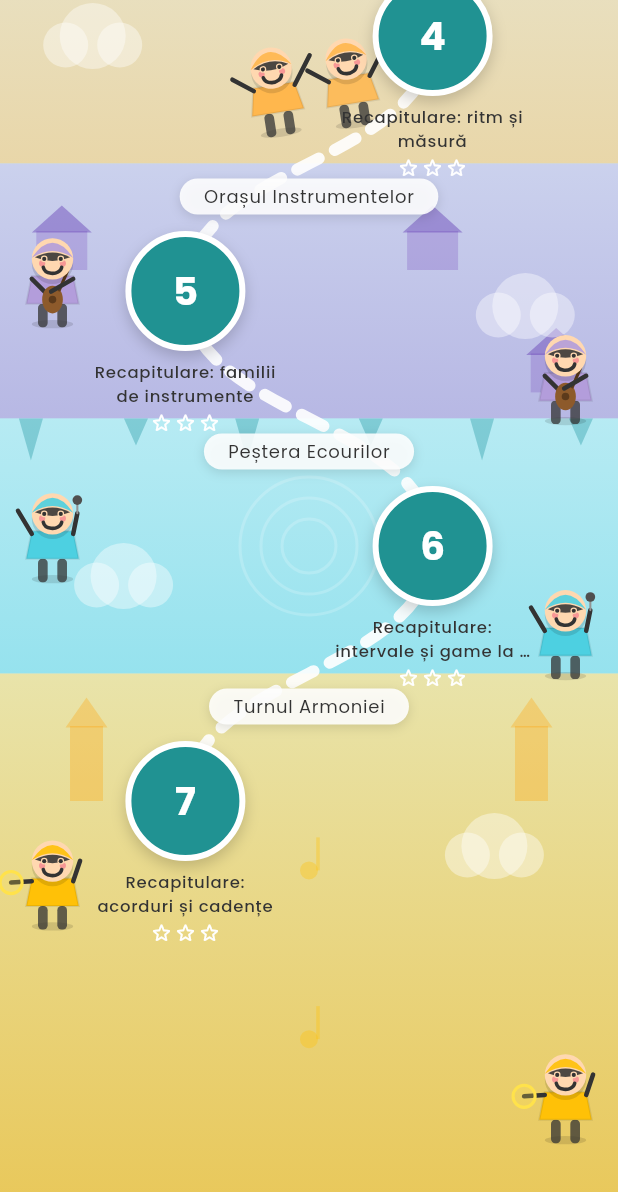
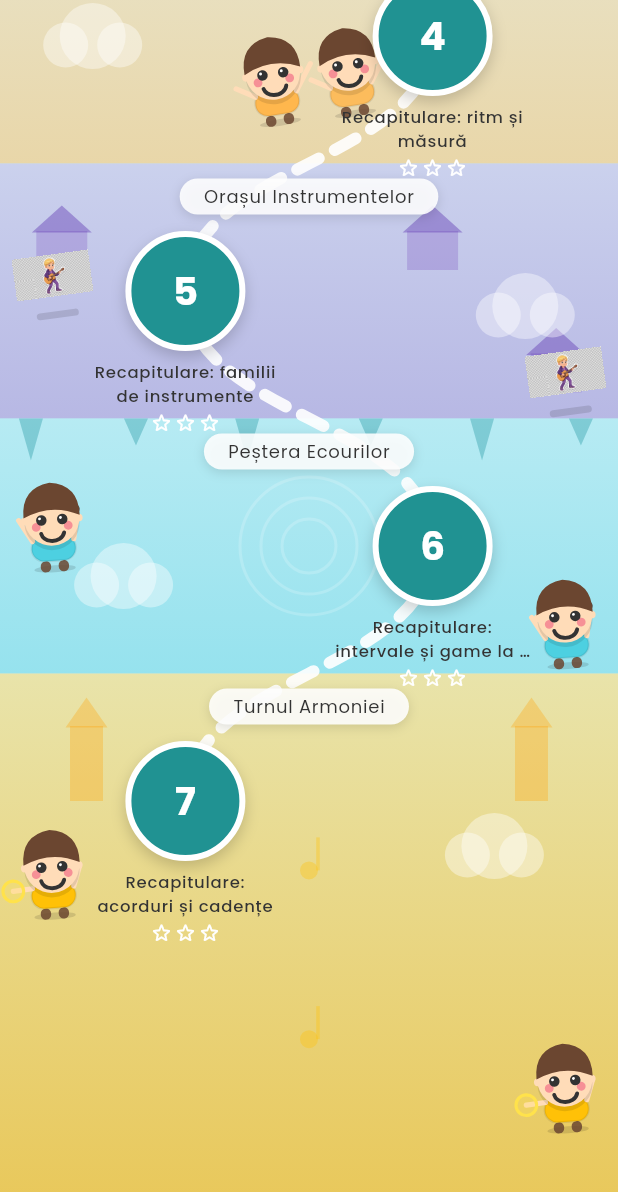
Before and after one commit to SmartEvo23/Portativ, a Flutter app: the TerrainMapView widget shown alone on an empty page, opened directly, scrolled down 576 dp, on a phone screen of 412 x 824 dp. Shown: the top 1192 px of the screen. Run offline on Flutter 3.47's test engine with Material 3 defaults, Android fonts, the light colour scheme and no system bars; our stand-ins replace cached_network_image, carousel_slider, cloud_firestore, connectivity_plus, firebase_auth, firebase_core and 16 more; missing offline and left inert: flutter_facebook_auth; accounts and stored records are empty; project files that could hold a hidden picture were left out.

Commit message:
Adaugă imagini reale de mascotă + fix animație

```diff
--- a/lib/common/widgets/music/mascot_widget.dart
+++ b/lib/common/widgets/music/mascot_widget.dart
@@ -8,16 +8,39 @@ import '../../../utils/constants/colors.dart';
 /// Tipuri de mascotă folosite pe hărțile de lecții:
 /// - [explorer]: personajul principal, care se plimbă pe hartă și duce steagul.
 /// - [musician]: mascotă-companion care ține un instrument și "cântă" în buclă, cu chef.
-/// - [dancer]: mascotă-companion mascată, care dansează (de obicei în pereche).
+/// - [dancer]: mascotă-companion care dansează (de obicei în pereche).
 enum MascotVariant { explorer, musician, dancer }
 
 /// Instrumentul ținut de o mascotă-muzician.
-enum MascotInstrument { tambourine, guitar, bell, microphone }
+enum MascotInstrument { tambourine, guitar, bell, microphone, violin }
 
-/// Un mic personaj-omuleț, prietenos și animat: cap, tors, brațe, picioare,
-/// ochi care clipesc, zâmbet larg. Poate purta o mască de bal mascat și poate
-/// ține/cânta la un instrument - folosit ca ghid (exploratorul) sau ca
-/// "locuitor" companion al fiecărui tărâm din hărțile de lecții.
+/// Pentru unele combinații variantă+instrument avem acum ilustrații reale
+/// (generate cu Adobe Firefly, cu fundal transparent) - le folosim în locul
+/// desenului CustomPainter, ori de câte ori sunt disponibile. Restul
+/// combinațiilor rămân desenate ca înainte, până generăm și acele personaje.
+///
+/// Fiecare personaj poate avea mai multe "cadre" (ipostaze) - de exemplu mâna
+/// sus / mâna jos la strună - pe care le alternăm ca un mic flipbook, ca să
+/// pară că mișcă efectiv instrumentul, nu doar că îl ține nemișcat. Momentan
+/// fiecare listă are un singur cadru (o singură imagine generată); quando
+/// adăugăm și cadrele 2/3 pentru fiecare personaj, animația de "cântat" va
+/// porni automat, fără alte modificări de cod.
+List<String> _mascotImageFrames(MascotVariant variant, MascotInstrument instrument, bool carryingFlag) {
+  if (variant == MascotVariant.explorer && !carryingFlag) {
+    return const ['assets/images/mascots/mascot_explorer.png'];
+  }
+  if (variant == MascotVariant.musician && instrument == MascotInstrument.guitar) {
+    return const ['assets/images/mascots/mascot_guitar_boy.png'];
+  }
+  if (variant == MascotVariant.musician && instrument == MascotInstrument.violin) {
+    return const ['assets/images/mascots/mascot_violin_girl.png'];
+  }
+  return const [];
+}
+
+/// Un mic personaj de copil, cu proporții tip "chibi" (cap mare, corp mic),
+/// ochi mari care clipesc, zâmbet larg și mișcări diferite în funcție de ce
+/// face - cântă la un instrument, dansează, sau merge pe hartă cu un steag.
 class MascotWidget extends StatefulWidget {
   const MascotWidget({
     super.key,
@@ -25,23 +48,19 @@ class MascotWidget extends StatefulWidget {
     this.color = TColors.secondary,
     this.variant = MascotVariant.explorer,
     this.instrument = MascotInstrument.tambourine,
-    this.masked = false,
     this.celebrate = false,
     this.carryingFlag = false,
   });
 
   final double size;
 
-  /// Culoarea costumului/hainelor personajului.
+  /// Culoarea hainelor personajului.
   final Color color;
   final MascotVariant variant;
   final MascotInstrument instrument;
 
-  /// Poartă o mască de bal mascat (folosit pentru companionii tărâmurilor).
-  final bool masked;
-
-  /// Când comută pe `true`, mascota face un salt/rotire scurtă de sărbătoare
-  /// (folosit când se termină o lecție sau un tărâm întreg).
+  /// Când comută pe `true`, personajul face un salt/rotire scurtă de
+  /// sărbătoare (folosit când se termină o lecție sau un tărâm întreg).
   final bool celebrate;
 
   /// Exploratorul duce un steguleț în mână (cât timp merge spre nodul următor).
@@ -72,6 +91,18 @@ class _MascotWidgetState extends State<MascotWidget> with TickerProviderStateMix
   )..addStatusListener((status) {
       if (status == AnimationStatus.completed) _celebrateController.value = 0;
     });
+
+  /// Cadrele disponibile pentru personajul-imagine curent (poate fi o listă
+  /// goală, dacă acest variant+instrument nu are încă o ilustrație reală).
+  late final List<String> _frames =
+      _mascotImageFrames(widget.variant, widget.instrument, widget.carryingFlag);
+
+  /// Avansează prin cadre în buclă, ca un mic flipbook - vizibil doar când
+  /// există mai mult de un cadru pentru personajul curent.
+  late final AnimationController _frameController = AnimationController(
+    vsync: this,
+    duration: Duration(milliseconds: 260 * math.max(_frames.length, 1)),
+  )..repeat();
 
   Timer? _blinkTimer;
 
@@ -108,35 +139,76 @@ class _MascotWidgetState extends State<MascotWidget> with TickerProviderStateMix
     _bobController.dispose();
     _blinkController.dispose();
     _celebrateController.dispose();
+    _frameController.dispose();
     super.dispose();
   }
 
   @override
   Widget build(BuildContext context) {
     final isDancer = widget.variant == MascotVariant.dancer;
+    final isMusician = widget.variant == MascotVariant.musician;
+    final hasImage = _frames.isNotEmpty;
     return AnimatedBuilder(
-      animation: Listenable.merge([_bobController, _celebrateController]),
+      animation: Listenable.merge([_bobController, _celebrateController, _frameController]),
       builder: (context, child) {
         final t = _bobController.value;
         final bob = isDancer ? math.sin(t * math.pi) * 6 : -t * 5;
-        final sway = isDancer ? math.sin(t * 2 * math.pi) * 0.16 : 0.0;
+        // Un leagăn de "dans" - mai amplu la dansatori și la personajele-
+        // imagine care cântă (ca să se observe clar mișcarea, nu doar un
+        // tremur discret), moderat la muzicienii desenați, inexistent la
+        // explorator.
+        final sway = isDancer
+            ? math.sin(t * 2 * math.pi) * 0.16
+            : isMusician
+                ? math.sin(t * 2 * math.pi) * (hasImage ? 0.14 : 0.07)
+                : 0.0;
         final spin = widget.celebrate ? _celebrateController.value * 2 * math.pi : 0.0;
         final bump = math.sin(_celebrateController.value * math.pi) * 0.22;
+        // Puls mai vizibil, continuu, pentru personajele-imagine care cântă,
+        // ca să pară că prind viață și "cântă la instrument" cât timp sunt
+        // vizibile pe ecran, nu doar că îl țin nemișcat în mână.
+        final playPulse = hasImage && isMusician ? 1 + math.sin(t * 2 * math.pi).abs() * 0.12 : 1.0;
         return Transform.translate(
           offset: Offset(0, bob),
           child: Transform.rotate(
             angle: sway + spin,
-            child: Transform.scale(scale: 1 + bump, child: child),
+            child: Transform.scale(scale: (1 + bump) * playPulse, child: child),
           ),
         );
       },
-      child: CustomPaint(
-        size: Size(widget.size, widget.size * 1.35),
+      child: hasImage
+          ? Builder(builder: (context) {
+              final frameIndex =
+                  (_frameController.value * _frames.length).floor().clamp(0, _frames.length - 1);
+              return SizedBox(
+                width: widget.size,
+                height: widget.size * 1.2,
+                child: Stack(
+                  alignment: Alignment.bottomCenter,
+                  clipBehavior: Clip.none,
+                  children: [
+                    Positioned(
+                      bottom: 2,
+                      child: Container(
+                        width: widget.size * 0.55,
+                        height: widget.size * 0.09,
+                        decoration: BoxDecoration(
+                          color: Colors.black.withOpacity(0.12),
+                          borderRadius: BorderRadius.circular(100),
+                        ),
+                      ),
+                    ),
+                    Positioned.fill(child: Image.asset(_frames[frameIndex], fit: BoxFit.contain)),
+                  ],
+                ),
+              );
+            })
+          : CustomPaint(
+              size: Size(widget.size, widget.size * 1.2),
               painter: _MascotPainter(
                 color: widget.color,
                 variant: widget.variant,
                 instrument: widget.instrument,
-          masked: widget.masked,
                 blink: _blinkController,
                 armPhase: _bobController,
                 carryingFlag: widget.carryingFlag,
@@ -151,7 +223,6 @@ class _MascotPainter extends CustomPainter {
     required this.color,
     required this.variant,
     required this.instrument,
-    required this.masked,
     required this.blink,
     required this.armPhase,
     required this.carryingFlag,
@@ -160,128 +231,122 @@ class _MascotPainter extends CustomPainter {
   final Color color;
   final MascotVariant variant;
   final MascotInstrument instrument;
-  final bool masked;
   final Animation<double> blink;
   final Animation<double> armPhase;
   final bool carryingFlag;
 
-  static const _skin = Color(0xFFFFD8B0);
+  static const _skin = Color(0xFFFFDCB8);
+  static const _hair = Color(0xFF6B4630);
 
   @override
   void paint(Canvas canvas, Size size) {
     final unit = size.width;
     final swing = math.sin(armPhase.value * 2 * math.pi);
 
-    final headR = unit * 0.30;
-    final headCenter = Offset(unit / 2, headR + unit * 0.06);
-    final legLength = unit * 0.34;
-    final torsoTop = headCenter.dy + headR - unit * 0.05;
+    // Proporții "chibi": cap mare, corp mic - ca la personajele de copii din
+    // jocurile educaționale.
+    final headR = unit * 0.40;
+    final headCenter = Offset(unit / 2, headR + unit * 0.02);
+    final legLength = unit * 0.16;
+    final torsoTop = headCenter.dy + headR - unit * 0.14;
     final torsoBottom = size.height - legLength;
 
     // --- umbră ---
     canvas.drawOval(
-      Rect.fromCenter(center: Offset(unit / 2, size.height - 2), width: unit * 0.6, height: unit * 0.12),
+      Rect.fromCenter(center: Offset(unit / 2, size.height - 2), width: unit * 0.6, height: unit * 0.10),
       Paint()..color = Colors.black.withOpacity(0.12),
     );
 
     // --- picioare ---
-    final legPaint = Paint()..color = TColors.textPrimary.withOpacity(0.75);
+    final legPaint = Paint()..color = _hair.withOpacity(0.85);
     for (final side in [-1, 1]) {
       final legRect = RRect.fromRectAndRadius(
         Rect.fromCenter(
-          center: Offset(unit / 2 + side * unit * 0.14, torsoBottom + legLength / 2),
-          width: unit * 0.14,
+          center: Offset(unit / 2 + side * unit * 0.13, torsoBottom + legLength / 2),
+          width: unit * 0.15,
           height: legLength,
         ),
-        Radius.circular(unit * 0.06),
+        Radius.circular(unit * 0.07),
       );
       canvas.drawRRect(legRect, legPaint);
     }
 
-    // --- tors (tunică) ---
-    final torsoPath = Path()
-      ..moveTo(unit / 2 - unit * 0.30, torsoTop)
-      ..lineTo(unit / 2 + unit * 0.30, torsoTop)
-      ..lineTo(unit / 2 + unit * 0.38, torsoBottom)
-      ..lineTo(unit / 2 - unit * 0.38, torsoBottom)
-      ..close();
-    canvas.drawPath(torsoPath, Paint()..color = color);
-    canvas.drawPath(
-      torsoPath,
+    // --- tors (rotunjit, tip body de copil) ---
+    final torsoRect = RRect.fromRectAndRadius(
+      Rect.fromLTRB(unit / 2 - unit * 0.32, torsoTop, unit / 2 + unit * 0.32, torsoBottom),
+      Radius.circular(unit * 0.18),
+    );
+    canvas.drawRRect(torsoRect, Paint()..color = color);
+    canvas.drawRRect(
+      torsoRect,
       Paint()
         ..color = Colors.black.withOpacity(0.08)
         ..style = PaintingStyle.stroke
         ..strokeWidth = 1.4,
     );
 
-    // --- brațe + recuzită (desenate înainte de cap, ca să iasă capul deasupra) ---
+    // --- brațe + recuzită ---
     final armPaint = Paint()
-      ..color = TColors.textPrimary
-      ..strokeWidth = 3
+      ..color = _skin
+      ..strokeWidth = unit * 0.075
       ..strokeCap = StrokeCap.round
       ..style = PaintingStyle.stroke;
-    final leftShoulder = Offset(unit / 2 - unit * 0.30, torsoTop + unit * 0.04);
-    final rightShoulder = Offset(unit / 2 + unit * 0.30, torsoTop + unit * 0.04);
+    final leftShoulder = Offset(unit / 2 - unit * 0.30, torsoTop + unit * 0.06);
+    final rightShoulder = Offset(unit / 2 + unit * 0.30, torsoTop + unit * 0.06);
     _paintArmsAndProps(canvas, unit, leftShoulder, rightShoulder, armPaint, swing);
 
     // --- cap ---
-    canvas.drawCircle(headCenter + const Offset(0, 3), headR, Paint()..color = Colors.black.withOpacity(0.12));
+    canvas.drawCircle(headCenter + const Offset(0, 3), headR, Paint()..color = Colors.black.withOpacity(0.10));
     canvas.drawCircle(headCenter, headR, Paint()..color = _skin);
 
-    // păr/beretă simplă, în culoarea costumului, pentru coerență vizuală.
+    // urechi mici
+    final earPaint = Paint()..color = _skin;
+    canvas.drawCircle(headCenter + Offset(-headR * 0.98, headR * 0.05), headR * 0.14, earPaint);
+    canvas.drawCircle(headCenter + Offset(headR * 0.98, headR * 0.05), headR * 0.14, earPaint);
+
+    // păr - breton rotunjit, generos, culoare naturală (nu costumul).
     final hairPath = Path()
-      ..moveTo(headCenter.dx - headR, headCenter.dy - headR * 0.05)
-      ..quadraticBezierTo(headCenter.dx, headCenter.dy - headR * 1.5, headCenter.dx + headR, headCenter.dy - headR * 0.05)
-      ..quadraticBezierTo(headCenter.dx, headCenter.dy - headR * 0.72, headCenter.dx - headR, headCenter.dy - headR * 0.05)
+      ..moveTo(headCenter.dx - headR * 1.02, headCenter.dy - headR * 0.05)
+      ..quadraticBezierTo(headCenter.dx - headR * 1.05, headCenter.dy - headR * 1.15, headCenter.dx, headCenter.dy - headR * 1.28)
+      ..quadraticBezierTo(headCenter.dx + headR * 1.05, headCenter.dy - headR * 1.15, headCenter.dx + headR * 1.02, headCenter.dy - headR * 0.05)
+      ..quadraticBezierTo(headCenter.dx, headCenter.dy - headR * 0.55, headCenter.dx - headR * 1.02, headCenter.dy - headR * 0.05)
       ..close();
-    canvas.drawPath(hairPath, Paint()..color = color.withOpacity(0.9));
+    canvas.drawPath(hairPath, Paint()..color = _hair);
 
     // obrăjori
-    final blushPaint = Paint()..color = Colors.pink.withOpacity(0.35);
-    canvas.drawCircle(headCenter + Offset(-headR * 0.5, headR * 0.22), headR * 0.15, blushPaint);
-    canvas.drawCircle(headCenter + Offset(headR * 0.5, headR * 0.22), headR * 0.15, blushPaint);
+    final blushPaint = Paint()..color = Colors.pink.withOpacity(0.4);
+    canvas.drawCircle(headCenter + Offset(-headR * 0.58, headR * 0.30), headR * 0.16, blushPaint);
+    canvas.drawCircle(headCenter + Offset(headR * 0.58, headR * 0.30), headR * 0.16, blushPaint);
 
-    // ochi (clipesc periodic)
+    // ochi mari, expresivi (clipesc periodic), cu o sclipire albă.
     final eyeOpen = 1 - blink.value;
     final eyePaint = Paint()..color = TColors.textPrimary;
-    for (final dx in [-headR * 0.4, headR * 0.4]) {
-      final eyeCenter = headCenter + Offset(dx, 0);
+    for (final dx in [-headR * 0.38, headR * 0.38]) {
+      final eyeCenter = headCenter + Offset(dx, headR * 0.06);
       if (eyeOpen > 0.15) {
-        canvas.drawCircle(eyeCenter, headR * 0.13 * eyeOpen.clamp(0.4, 1.0), eyePaint);
+        final r = headR * 0.19 * eyeOpen.clamp(0.4, 1.0);
+        canvas.drawCircle(eyeCenter, r, eyePaint);
+        canvas.drawCircle(eyeCenter + Offset(-r * 0.32, -r * 0.32), r * 0.28, Paint()..color = Colors.white);
       } else {
         canvas.drawLine(
-          eyeCenter + Offset(-headR * 0.12, 0),
-          eyeCenter + Offset(headR * 0.12, 0),
+          eyeCenter + Offset(-headR * 0.16, 0),
+          eyeCenter + Offset(headR * 0.16, 0),
           Paint()
             ..color = TColors.textPrimary
-            ..strokeWidth = 2
+            ..strokeWidth = 2.4
             ..strokeCap = StrokeCap.round,
         );
       }
     }
 
-    // mască de bal mascat (companionii tărâmurilor).
-    if (masked) {
-      final maskPath = Path()
-        ..moveTo(headCenter.dx - headR * 0.85, headCenter.dy - headR * 0.08)
-        ..quadraticBezierTo(headCenter.dx, headCenter.dy - headR * 0.55, headCenter.dx + headR * 0.85, headCenter.dy - headR * 0.08)
-        ..quadraticBezierTo(headCenter.dx, headCenter.dy + headR * 0.28, headCenter.dx - headR * 0.85, headCenter.dy - headR * 0.08)
-        ..close();
-      canvas.drawPath(maskPath, Paint()..color = TColors.textPrimary.withOpacity(0.88));
-      for (final dx in [-headR * 0.4, headR * 0.4]) {
-        canvas.drawCircle(headCenter + Offset(dx, 0), headR * 0.16, Paint()..color = _skin);
-        canvas.drawCircle(headCenter + Offset(dx, 0), headR * 0.1, eyePaint);
-      }
-    }
-
-    // zâmbet
+    // zâmbet larg, vesel.
     final smilePaint = Paint()
       ..color = TColors.textPrimary
       ..style = PaintingStyle.stroke
-      ..strokeWidth = 2.4
+      ..strokeWidth = 2.6
       ..strokeCap = StrokeCap.round;
-    final smileRect = Rect.fromCenter(center: headCenter + Offset(0, headR * 0.35), width: headR * 0.9, height: headR * 0.7);
-    canvas.drawArc(smileRect, 0.15, math.pi - 0.3, false, smilePaint);
+    final smileRect = Rect.fromCenter(center: headCenter + Offset(0, headR * 0.48), width: headR * 0.85, height: headR * 0.7);
+    canvas.drawArc(smileRect, 0.2, math.pi - 0.4, false, smilePaint);
   }
 
   void _paintArmsAndProps(
@@ -293,8 +358,8 @@ class _MascotPainter extends CustomPainter {
     double swing,
   ) {
     if (variant == MascotVariant.dancer) {
-      final leftHand = leftShoulder + Offset(-unit * 0.28, -unit * (0.30 + 0.09 * swing));
-      final rightHand = rightShoulder + Offset(unit * 0.28, -unit * (0.30 - 0.09 * swing));
+      final leftHand = leftShoulder + Offset(-unit * 0.26, -unit * (0.26 + 0.10 * swing));
+      final rightHand = rightShoulder + Offset(unit * 0.26, -unit * (0.26 - 0.10 * swing));
       canvas.drawLine(leftShoulder, leftHand, armPaint);
       canvas.drawLine(rightShoulder, rightHand, armPaint);
       return;
@@ -303,14 +368,14 @@ class _MascotPainter extends CustomPainter {
     if (variant == MascotVariant.musician) {
       switch (instrument) {
         case MascotInstrument.guitar:
-          final bodyCenter = Offset(unit / 2, leftShoulder.dy + unit * 0.30);
+          final bodyCenter = Offset(unit / 2, leftShoulder.dy + unit * 0.26);
           canvas.drawLine(leftShoulder, bodyCenter + Offset(-unit * 0.05, -unit * 0.05), armPaint);
           canvas.drawOval(
-            Rect.fromCenter(center: bodyCenter, width: unit * 0.30, height: unit * 0.40),
+            Rect.fromCenter(center: bodyCenter, width: unit * 0.30, height: unit * 0.38),
             Paint()..color = const Color(0xFF8D5A2B),
           );
           canvas.drawCircle(bodyCenter, unit * 0.055, Paint()..color = const Color(0xFF5C3A1B));
-          final neckTop = bodyCenter + Offset(unit * 0.22, -unit * 0.42);
+          final neckTop = bodyCenter + Offset(unit * 0.22, -unit * 0.40);
           canvas.drawLine(
             bodyCenter + Offset(unit * 0.10, -unit * 0.14),
             neckTop,
@@ -324,9 +389,9 @@ class _MascotPainter extends CustomPainter {
           break;
 
         case MascotInstrument.bell:
-          final triCenter = leftShoulder + Offset(-unit * 0.24, unit * 0.10);
+          final triCenter = leftShoulder + Offset(-unit * 0.22, unit * 0.08);
           canvas.drawLine(leftShoulder, triCenter, armPaint);
-          final s = unit * 0.16;
+          final s = unit * 0.15;
           final tri = Path()
             ..moveTo(triCenter.dx, triCenter.dy - s)
             ..lineTo(triCenter.dx + s, triCenter.dy + s * 0.6)
@@ -345,48 +410,62 @@ class _MascotPainter extends CustomPainter {
           break;
 
         case MascotInstrument.microphone:
-          final micHand = rightShoulder + Offset(unit * 0.06, -unit * 0.30);
+          final micHand = rightShoulder + Offset(unit * 0.05, -unit * 0.26);
           canvas.drawLine(rightShoulder, micHand, armPaint);
           canvas.drawLine(
             micHand,
-            micHand + Offset(0, -unit * 0.14),
+            micHand + Offset(0, -unit * 0.12),
             Paint()
               ..color = TColors.darkGrey
               ..strokeWidth = unit * 0.03
               ..strokeCap = StrokeCap.round,
           );
-          canvas.drawCircle(micHand + Offset(0, -unit * 0.19), unit * 0.07, Paint()..color = TColors.darkerGrey);
-          final leftHand = leftShoulder + Offset(-unit * 0.20, -unit * (0.20 + 0.14 * swing.abs()));
+          canvas.drawCircle(micHand + Offset(0, -unit * 0.17), unit * 0.065, Paint()..color = TColors.darkerGrey);
+          final leftHand = leftShoulder + Offset(-unit * 0.18, -unit * (0.18 + 0.14 * swing.abs()));
           canvas.drawLine(leftShoulder, leftHand, armPaint);
           break;
 
         case MascotInstrument.tambourine:
-          final tambourineCenter = leftShoulder + Offset(-unit * 0.30, unit * 0.02);
+          final tambourineCenter = leftShoulder + Offset(-unit * 0.28, unit * 0.02);
           canvas.drawLine(leftShoulder, tambourineCenter, armPaint);
           canvas.drawCircle(
             tambourineCenter,
-            unit * 0.16,
+            unit * 0.15,
             Paint()
               ..color = TColors.secondary
               ..style = PaintingStyle.stroke
               ..strokeWidth = unit * 0.045,
           );
-          canvas.drawCircle(tambourineCenter, unit * 0.16, Paint()..color = TColors.secondary.withOpacity(0.25));
-          final rightHand = rightShoulder + Offset(unit * 0.10, -unit * (0.14 + 0.16 * swing.abs()));
+          canvas.drawCircle(tambourineCenter, unit * 0.15, Paint()..color = TColors.secondary.withOpacity(0.25));
+          final rightHand = rightShoulder + Offset(unit * 0.10, -unit * (0.12 + 0.16 * swing.abs()));
           canvas.drawLine(rightShoulder, rightHand, armPaint);
+          break;
+
+        case MascotInstrument.violin:
+          // Folosit doar ca rezervă (înainte ca ilustrația reală să fie
+          // disponibilă pentru o anumită culoare/context) - vioara ținută
+          // sub bărbie, cu arcușul mișcându-se odată cu brațul drept.
+          final violinCenter = leftShoulder + Offset(-unit * 0.02, unit * 0.16);
+          canvas.drawLine(leftShoulder, violinCenter + Offset(0, -unit * 0.10), armPaint);
+          canvas.drawOval(
+            Rect.fromCenter(center: violinCenter, width: unit * 0.16, height: unit * 0.26),
+            Paint()..color = const Color(0xFF8D5A2B),
+          );
+          final bowEnd = rightShoulder + Offset(unit * 0.02, -unit * (0.02 + 0.14 * swing.abs()));
+          canvas.drawLine(rightShoulder, bowEnd, armPaint);
           break;
       }
       return;
     }
 
     // explorer
-    final leftHand = leftShoulder + Offset(-unit * 0.26, -unit * (0.18 + 0.16 * swing.abs()));
+    final leftHand = leftShoulder + Offset(-unit * 0.24, -unit * (0.16 + 0.16 * swing.abs()));
     canvas.drawLine(leftShoulder, leftHand, armPaint);
 
     if (carryingFlag) {
-      final rightHand = rightShoulder + Offset(unit * 0.20, -unit * 0.08);
+      final rightHand = rightShoulder + Offset(unit * 0.18, -unit * 0.06);
       canvas.drawLine(rightShoulder, rightHand, armPaint);
-      final poleTop = rightHand - Offset(0, unit * 0.46);
+      final poleTop = rightHand - Offset(0, unit * 0.42);
       canvas.drawLine(
         rightHand,
         poleTop,
@@ -397,12 +476,12 @@ class _MascotPainter extends CustomPainter {
       );
       final miniFlag = Path()
         ..moveTo(poleTop.dx, poleTop.dy)
-        ..lineTo(poleTop.dx + unit * 0.26, poleTop.dy + unit * 0.09)
-        ..lineTo(poleTop.dx, poleTop.dy + unit * 0.18)
+        ..lineTo(poleTop.dx + unit * 0.24, poleTop.dy + unit * 0.08)
+        ..lineTo(poleTop.dx, poleTop.dy + unit * 0.16)
         ..close();
       canvas.drawPath(miniFlag, Paint()..color = Colors.redAccent);
     } else {
-      final rightHand = rightShoulder + Offset(unit * 0.26, -unit * (0.18 - 0.16 * swing.abs()));
+      final rightHand = rightShoulder + Offset(unit * 0.24, -unit * (0.16 - 0.16 * swing.abs()));
       canvas.drawLine(rightShoulder, rightHand, armPaint);
     }
   }
@@ -412,6 +491,5 @@ class _MascotPainter extends CustomPainter {
       oldDelegate.color != color ||
       oldDelegate.variant != variant ||
       oldDelegate.instrument != instrument ||
-      oldDelegate.masked != masked ||
       oldDelegate.carryingFlag != carryingFlag;
 }
--- a/lib/features/lessons/screens/lessons_home/widgets/terrain_map_view.dart
+++ b/lib/features/lessons/screens/lessons_home/widgets/terrain_map_view.dart
@@ -175,12 +175,12 @@ class _TerrainMapViewState extends State<TerrainMapView> with TickerProviderStat
         Positioned(
           left: width * 0.5 - 46,
           top: midY,
-          child: MascotWidget(size: 46, variant: MascotVariant.dancer, color: color, masked: true),
+          child: MascotWidget(size: 46, variant: MascotVariant.dancer, color: color),
         ),
         Positioned(
           left: width * 0.5 + 4,
           top: midY - 6,
-          child: MascotWidget(size: 46, variant: MascotVariant.dancer, color: color.withOpacity(0.85), masked: true),
+          child: MascotWidget(size: 46, variant: MascotVariant.dancer, color: color.withOpacity(0.85)),
         ),
       ];
     }
@@ -189,12 +189,12 @@ class _TerrainMapViewState extends State<TerrainMapView> with TickerProviderStat
       Positioned(
         left: 12,
         top: top + bandHeight * 0.30,
-        child: MascotWidget(size: 46, variant: variant, instrument: instrument, color: color, masked: true),
+        child: MascotWidget(size: 46, variant: variant, instrument: instrument, color: color),
       ),
       Positioned(
         right: 12,
         top: top + bandHeight * 0.68,
-        child: MascotWidget(size: 46, variant: variant, instrument: instrument, color: color, masked: true),
+        child: MascotWidget(size: 46, variant: variant, instrument: instrument, color: color),
       ),
     ];
   }
--- a/pubspec.yaml
+++ b/pubspec.yaml
@@ -84,6 +84,7 @@ flutter:
     - assets/images/animations/
     - assets/icons/payment_methods/
     - assets/images/on_boarding_images/
+    - assets/images/mascots/
     - assets/sounds/Piano.sf2
 
   #--------------- LOCAL FONTS ------------------#
```
Also changed, not shown: assets/images/mascots/mascot_explorer.png (added), assets/images/mascots/mascot_guitar_boy.png (added), assets/images/mascots/mascot_violin_girl.png (added). Lines whose indentation alone changed are shown as unchanged.
